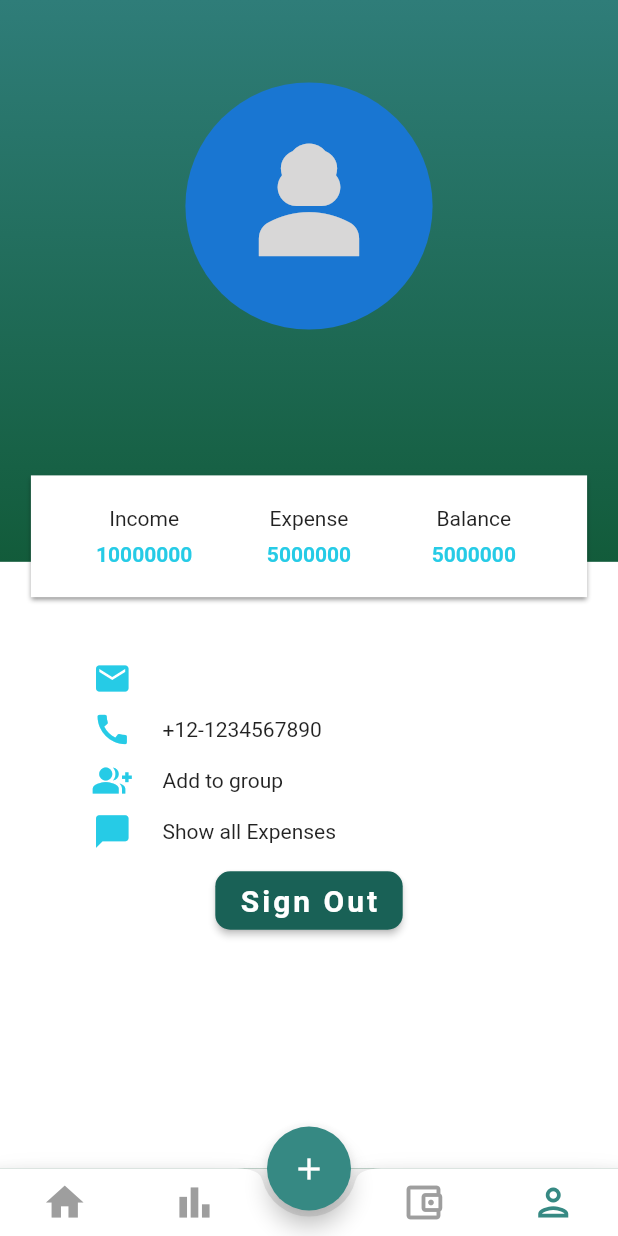
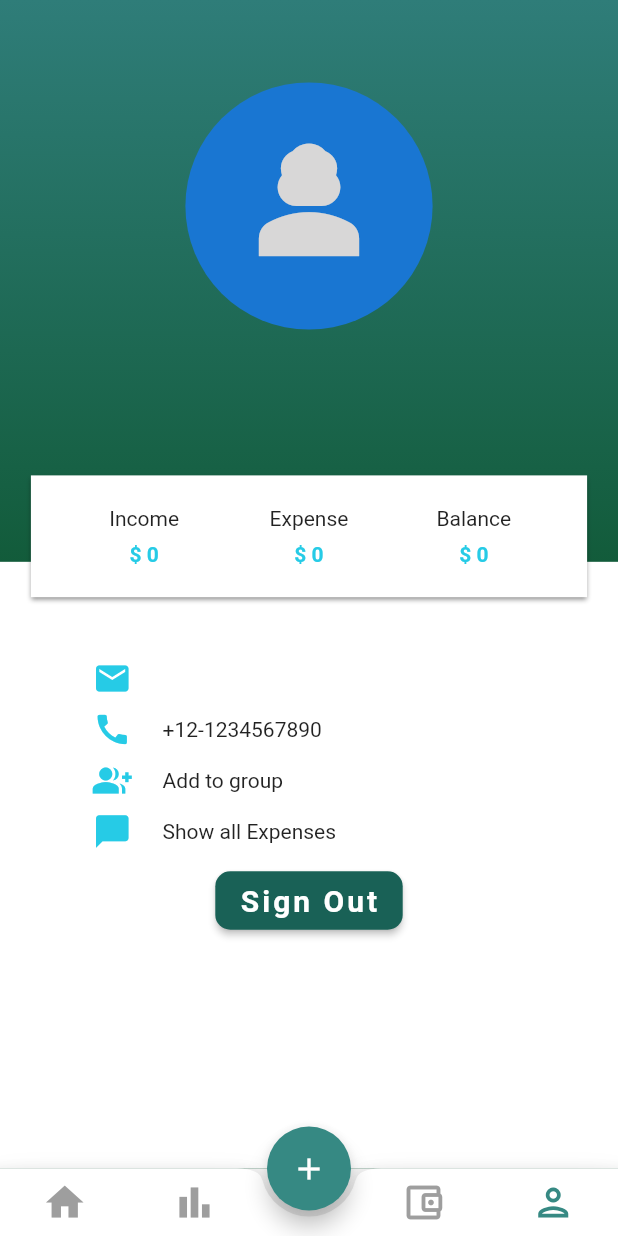
Before and after one commit to RAHUL-SINGARIA/TrackExp, a Flutter app: the screen it shows once a user with an empty profile is signed in, item 4 of the bottom bar chosen, on a phone screen of 412 x 824 dp. Run offline on Flutter 3.47's test engine with Material 2 defaults, Android fonts, the phone set to English and light mode, and no system bars; our stand-ins replace cloud_firestore, firebase_auth, firebase_core, flutter_svg, google_sign_in, hive and 2 more; accounts and stored records are empty.

Commit message:
profile data update

```diff
--- a/lib/Screens/profile.dart
+++ b/lib/Screens/profile.dart
@@ -1,6 +1,7 @@
 import 'package:firebase_auth/firebase_auth.dart';
 import 'package:flutter/material.dart';
 import 'package:managment/Screens/login_screen.dart';
+import 'package:managment/data/utlity.dart';
 import 'package:managment/net/flutterfire.dart';
 
 class UserInfoScreen extends StatefulWidget {
@@ -118,9 +119,9 @@ class _UserInfoScreenState extends State<UserInfoScreen> {
                             child: new Row(
                                 mainAxisAlignment: MainAxisAlignment.center,
                                 children: <Widget>[
-                                  headerChild('Income', 10000000),
-                                  headerChild('Expense', 5000000),
-                                  headerChild('Balance', 5000000),
+                                  headerChild('Income', '\$ ${income()}'),
+                                  headerChild('Expense', '\$ ${expenses()}'),
+                                  headerChild('Balance', '\$ ${total()}'),
                                 ]),
                           ),
                         ),
@@ -195,7 +196,7 @@ class _UserInfoScreenState extends State<UserInfoScreen> {
     );
   }
 
-  Widget headerChild(String header, int value) => new Expanded(
+  Widget headerChild(String header, String value) => new Expanded(
           child: new Column(
         children: <Widget>[
           new Text(header),
@@ -203,7 +204,7 @@ class _UserInfoScreenState extends State<UserInfoScreen> {
             height: 8.0,
           ),
           new Text(
-            '$value',
+            value,
             style: new TextStyle(
                 fontSize: 14.0,
                 color: const Color(0xFF26CBE6),
```
Also changed, not shown: 2 other files.
